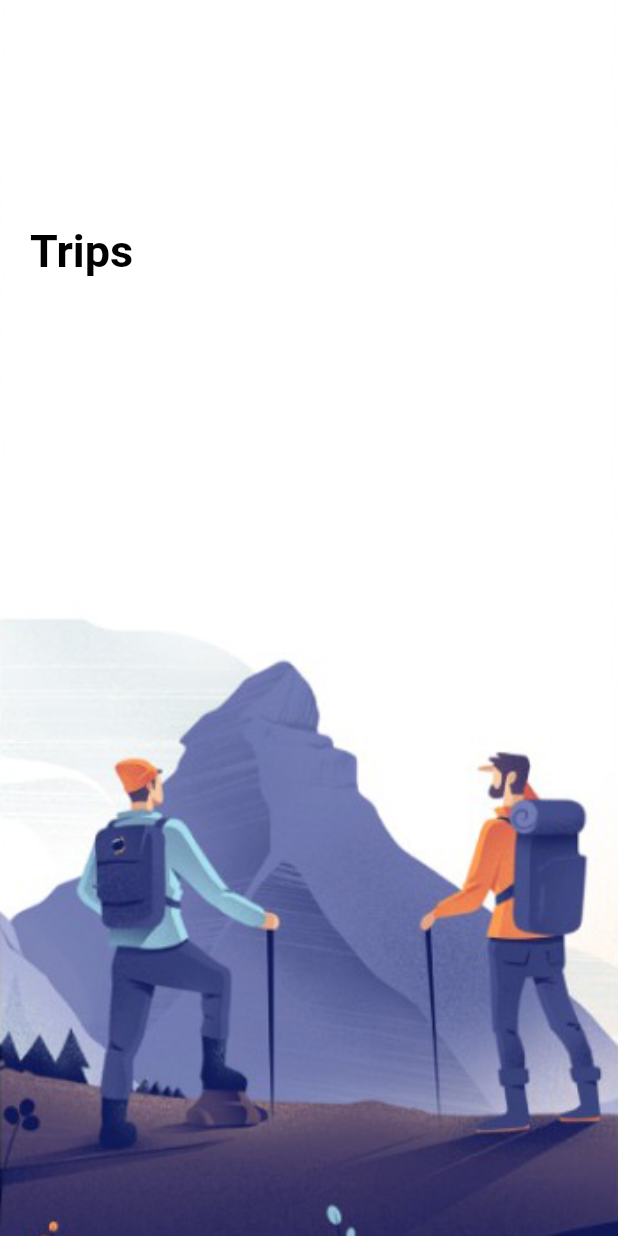
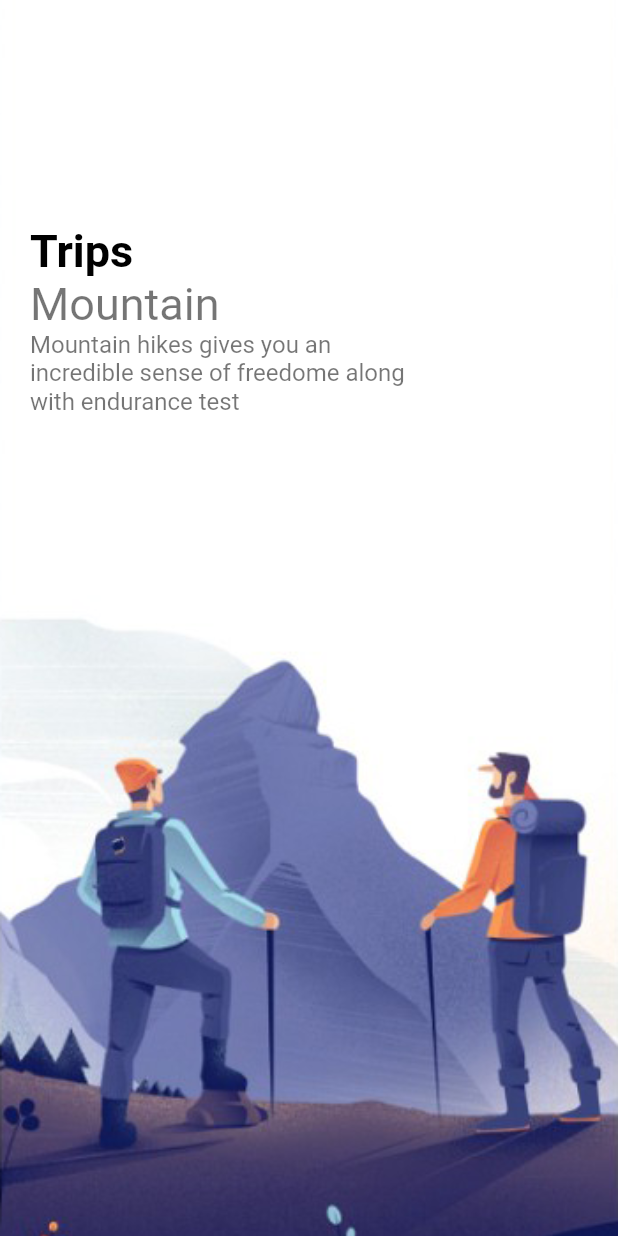
Before and after one commit to meisabikumar/flutter_travel_app, a Flutter app: the screen it shows after launch, on a phone screen of 412 x 824 dp. Run offline on Flutter 3.47's test engine with Material 2 defaults, Android fonts, the phone set to English and light mode, and no system bars.

Commit message:
secondry text

```diff
--- a/lib/pages/welcome_page.dart
+++ b/lib/pages/welcome_page.dart
@@ -3,6 +3,7 @@
 import 'package:flutter/cupertino.dart';
 import 'package:flutter/material.dart';
 import 'package:travel_app/widgets/app_large_text.dart';
+import 'package:travel_app/widgets/app_text.dart';
 
 class WelcomePage extends StatefulWidget {
   // WelcomePage({Key? key}) : super(key: key);
@@ -41,8 +42,20 @@ class _WelcomePageState extends State<WelcomePage> {
                 child: Row(
                   children: [
                     Column(
+                      crossAxisAlignment: CrossAxisAlignment.start, //align
                       children: [
                         AppLargeText(text: "Trips"),
+                        AppText(
+                          text: "Mountain",
+                          size: 30,
+                        ),
+                        Container(
+                          width: 250,
+                          child: AppText(
+                            text:
+                                "Mountain hikes gives you an incredible sense of freedome along with endurance test",
+                          ),
+                        )
                       ],
                     )
                   ],
--- a/lib/widgets/app_text.dart
+++ b/lib/widgets/app_text.dart
@@ -0,0 +1,23 @@
+import 'package:flutter/cupertino.dart';
+import 'package:flutter/material.dart';
+
+class AppText extends StatelessWidget {
+  double size;
+  final String text;
+  final Color color;
+
+  AppText(
+      {Key? key,
+      this.size = 16,
+      required this.text,
+      this.color = Colors.black54})
+      : super(key: key);
+
+  @override
+  Widget build(BuildContext context) {
+    return Text(
+      text,
+      style: TextStyle(color: color, fontSize: size),
+    );
+  }
+}
```
